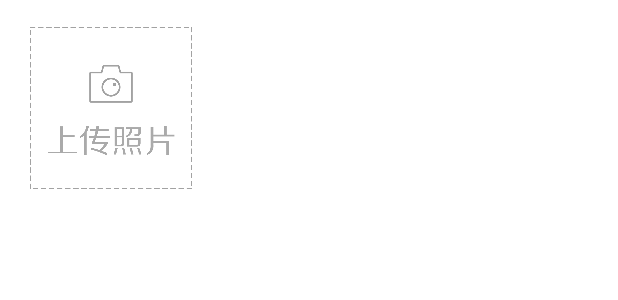
After one commit to MyIsPony/selectPotoDemo, an Android app: the layout activity_okgo_upload.xml on its own in the app's theme, with its tools: preview values and no code run, on a phone screen of 412 x 824 dp. The commit adds this screen. Shown: the top 300 px of the screen. Run offline under Robolectric (Android 15) with nearby library versions, the phone set to English and light mode, and no system bars.

Commit message:
增加了OKGO上传图片AC

```diff
--- a/app/src/main/AndroidManifest.xml
+++ b/app/src/main/AndroidManifest.xml
@@ -69,6 +69,11 @@
             android:configChanges="orientation|keyboardHidden|screenSize"
             android:launchMode="singleTask"
             android:screenOrientation="portrait" />
+        <activity
+            android:name=".activity.OkGoUploadActivity"
+            android:configChanges="orientation|keyboardHidden|screenSize"
+            android:launchMode="singleTask"
+            android:screenOrientation="portrait" />
 
         <service android:name=".service.UpdateService" />
 
--- /dev/null
+++ b/app/src/main/res/layout/activity_okgo_upload.xml
@@ -0,0 +1,58 @@
+<?xml version="1.0" encoding="utf-8"?>
+<LinearLayout xmlns:android="http://schemas.android.com/apk/res/android"
+    android:layout_width="match_parent"
+    android:layout_height="match_parent"
+    android:background="#FFFFFF"
+    android:orientation="vertical">
+
+
+    <LinearLayout
+        android:layout_width="match_parent"
+        android:layout_height="wrap_content"
+        android:background="#FFFFFF"
+        android:orientation="vertical">
+
+
+        <!--一张图-->
+
+        <RelativeLayout
+            android:layout_width="wrap_content"
+            android:layout_height="wrap_content"
+            android:layout_marginStart="20dp"
+            android:layout_marginTop="18dp"
+            android:layout_marginEnd="20dp"
+            android:layout_marginBottom="18dp"
+            android:gravity="center"
+            android:orientation="vertical">
+
+            <ImageView
+                android:id="@+id/iv_item0"
+                android:layout_width="108dp"
+                android:layout_height="108dp"
+                android:background="@drawable/btn_add_pic"
+                android:scaleType="centerCrop" />
+
+            <ImageView
+                android:id="@+id/iv_close"
+                android:layout_width="25dp"
+                android:layout_height="25dp"
+                android:layout_alignRight="@+id/iv_item0"
+                android:scaleType="centerInside"
+                android:src="@drawable/close_icon"
+                android:visibility="gone" />
+        </RelativeLayout>
+
+
+        <View
+            android:layout_width="match_parent"
+            android:layout_height="10dp"
+            android:layout_marginLeft="5dp"
+            android:layout_marginRight="5dp"
+            android:background="#97FFFFFF" />
+
+
+
+    </LinearLayout>
+
+
+</LinearLayout>
```
Also changed, not shown: app/src/main/java/com/yunjiankang/selectpotodemo/activity/MainActivity.java (+7 -2 lines), app/src/main/java/com/yunjiankang/selectpotodemo/activity/OkGoUploadActivity.java (added, +198 -0 lines), app/src/main/java/com/yunjiankang/selectpotodemo/base/BaseActivity.java (+8 -0 lines), app/src/main/res/layout/activity_main.xml (+8 -0 lines).
